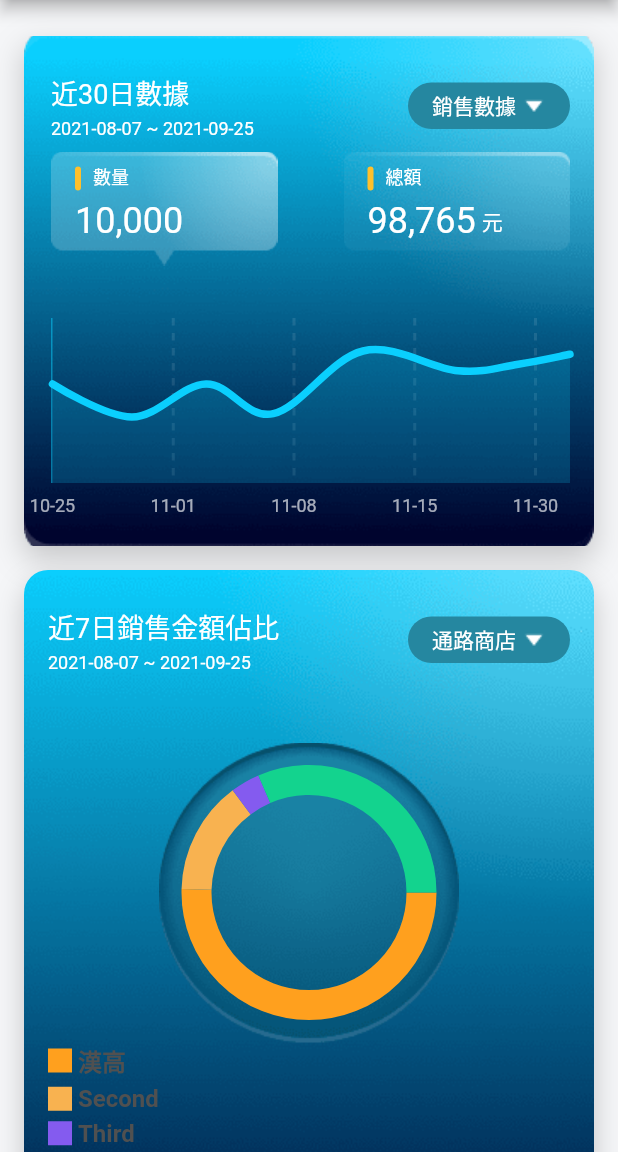
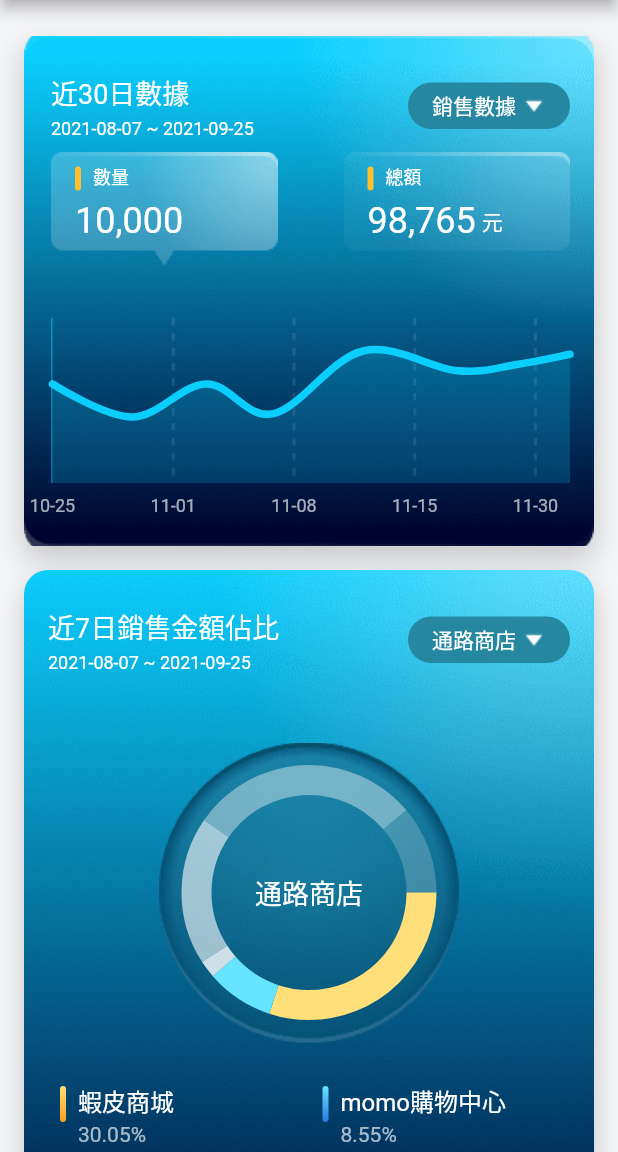
Before and after one commit to allanh/FlutterMyMind, a Flutter app: the screen it shows after launch, on a phone screen of 412 x 824 dp, the part 84-1236 px from its top. Run offline on Flutter 3.47's test engine with Material 2 defaults, Android fonts, the light colour scheme and no system bars; drawn by our look-alikes of fl_chart; our stand-ins replace flutter_clean_architecture, flutter_secure_storage, go_router; Roboto replaces fonts that are missing (PingFangTC-Regular, PingFangTC-Semibold).

Commit message:
feat(home): add a pie chart

```diff
--- a/lib/app/pages/home/home_view.dart
+++ b/lib/app/pages/home/home_view.dart
@@ -1,5 +1,6 @@
 import 'package:flutter/material.dart';
 import 'package:flutter_clean_architecture/flutter_clean_architecture.dart';
+import 'package:my_mind/domain/entities/gross_profit.dart';
 import '../../../data/repositories/data_home_repository.dart';
 
 import '../../widgets/home/gross_profit_pie_chart.dart';
@@ -25,7 +26,7 @@ class _HomePageState extends ViewState<HomePage, HomeController> {
     return ControlledWidgetBuilder<HomeController>(
       builder: (context, controller) {
         if (controller.storeGrossProfits != null) {
-          final storeGrossProfits = controller.storeGrossProfits!;
+          List<GrossProfit> storeGrossProfits = controller.storeGrossProfits!;
 
           return Scaffold(
             key: globalKey,
@@ -39,12 +40,14 @@ class _HomePageState extends ViewState<HomePage, HomeController> {
                 child: SafeArea(
                   child: ListView(
                       //mainAxisAlignment: MainAxisAlignment.spaceEvenly,
-                      children: const [
-                        SizedBox(height: 24),
-                        MonthlyReportChart(),
-                        SizedBox(height: 16),
-                        GrossProfitPieChart(),
-                        SizedBox(height: 24),
+                      children: [
+                        const SizedBox(height: 24),
+                        const MonthlyReportChart(),
+                        const SizedBox(height: 16),
+                        GrossProfitPieChart(
+                          grossProfits: storeGrossProfits,
+                        ),
+                        const SizedBox(height: 24),
                       ]),
                 )),
           );
--- /dev/null
+++ b/lib/app/utils/colors.dart
@@ -0,0 +1,21 @@
+import 'package:flutter/material.dart';
+
+class MyMindColors {
+  /*
+  Hex Opacity Values
+  100% — FF  95% — F2  90% — E6  85% — D9  80% — CC
+  75% — BF  70% — B3  65% — A6  60% — 99  55% — 8C
+  50% — 80  45% — 73  40% — 66  35% — 59  30% — 4D
+  25% — 40  20% — 33  15% — 26  10% — 1A  5% — 0D
+  0% — 00
+  */
+
+  static List<List<Color>> pieChartColors = const [
+    [Color(0xffffdf7a), Color(0xffffa01e)],
+    [Color(0xff66e4ff), Color(0xff277ce4)],
+    [Color(0xccffffff), Color(0xccffffff)],
+    [Color(0x99ffffff), Color(0x99ffffff)],
+    [Color(0x66ffffff), Color(0x66ffffff)],
+    [Color(0x33ffffff), Color(0x33ffffff)],
+  ];
+}
--- a/lib/app/widgets/home/gross_profit_pie_chart.dart
+++ b/lib/app/widgets/home/gross_profit_pie_chart.dart
@@ -1,18 +1,25 @@
 import 'package:fl_chart/fl_chart.dart';
 import 'package:flutter/material.dart';
+import 'package:collection/collection.dart';
+import 'package:my_mind/app/utils/colors.dart';
+import '../../../domain/entities/gross_profit.dart';
 import 'title_widget.dart';
 
 import 'indicator.dart';
 
 class GrossProfitPieChart extends StatefulWidget {
-  const GrossProfitPieChart({Key? key}) : super(key: key);
-
+  const GrossProfitPieChart({Key? key, this.grossProfits}) : super(key: key);
+  final List<GrossProfit>? grossProfits;
   @override
   _GrossProfitPieChartState createState() => _GrossProfitPieChartState();
 }
 
 class _GrossProfitPieChartState extends State<GrossProfitPieChart> {
   int touchedIndex = -1;
+  List<GrossProfit> get _grossProfits =>
+      widget.grossProfits?.take(sectionSize).toList() ?? [];
+
+  final sectionSize = 6;
 
   @override
   Widget build(BuildContext context) {
@@ -20,8 +27,7 @@ class _GrossProfitPieChartState extends State<GrossProfitPieChart> {
         width: 335.0,
         height: 498.0,
         margin: const EdgeInsets.only(right: 16, left: 16),
-        padding:
-            const EdgeInsets.only(right: 16, left: 16, top: 24, bottom: 24),
+        padding: const EdgeInsets.only(right: 16, left: 16, top: 24),
         child: Column(mainAxisAlignment: MainAxisAlignment.start, children: [
           // 標題
           const TitleWidget(
@@ -36,28 +42,17 @@ class _GrossProfitPieChartState extends State<GrossProfitPieChart> {
           Container(
             width: 200,
             height: 200,
-            child: PieChart(
-              PieChartData(
-                  pieTouchData: PieTouchData(
-                      touchCallback: (FlTouchEvent event, pieTouchResponse) {
-                    setState(() {
-                      if (!event.isInterestedForInteractions ||
-                          pieTouchResponse == null ||
-                          pieTouchResponse.touchedSection == null) {
-                        touchedIndex = -1;
-                        return;
-                      }
-                      touchedIndex =
-                          pieTouchResponse.touchedSection!.touchedSectionIndex;
-                    });
-                  }),
-                  borderData: FlBorderData(
-                    show: false,
-                  ),
-                  sectionsSpace: 0,
-                  centerSpaceRadius: 65,
-                  sections: showingSections()),
-            ),
+            child: Stack(children: [
+              _grossProfitWidget(_grossProfits),
+              const Center(
+                child: Text('通路商店',
+                    style: TextStyle(
+                      fontFamily: 'PingFangTC-Semibold',
+                      color: Color.fromRGBO(255, 255, 255, 1),
+                      fontSize: 18,
+                    )),
+              )
+            ]),
             decoration: const BoxDecoration(
               borderRadius: BorderRadius.all(Radius.circular(16)),
               image: DecorationImage(
@@ -66,44 +61,12 @@ class _GrossProfitPieChartState extends State<GrossProfitPieChart> {
             ),
           ),
 
-          Column(
-            mainAxisSize: MainAxisSize.max,
-            mainAxisAlignment: MainAxisAlignment.end,
-            crossAxisAlignment: CrossAxisAlignment.start,
-            children: const <Widget>[
-              Indicator(
-                color: Color(0xffffa01e),
-                text: '漢高',
-                isSquare: true,
-              ),
-              SizedBox(
-                height: 4,
-              ),
-              Indicator(
-                color: Color(0xfff8b250),
-                text: 'Second',
-                isSquare: true,
-              ),
-              SizedBox(
-                height: 4,
-              ),
-              Indicator(
-                color: Color(0xff845bef),
-                text: 'Third',
-                isSquare: true,
-              ),
-              SizedBox(
-                height: 4,
-              ),
-              Indicator(
-                color: Color(0xff13d38e),
-                text: 'Fourth',
-                isSquare: true,
-              ),
-              SizedBox(
-                height: 18,
-              ),
-            ],
+          const SizedBox(height: 24),
+          SizedBox(
+            height: 150,
+            child: Padding(
+                padding: const EdgeInsets.only(left: 8),
+                child: _storeGridView(_grossProfits)),
           ),
         ]),
         decoration: const BoxDecoration(
@@ -120,63 +83,67 @@ class _GrossProfitPieChartState extends State<GrossProfitPieChart> {
             ]));
   }
 
-  List<PieChartSectionData> showingSections() {
-    return List.generate(4, (i) {
-      final isTouched = i == touchedIndex;
-      final fontSize = isTouched ? 25.0 : 16.0;
-      final radius = isTouched ? 30.0 : 20.0;
-      switch (i) {
-        case 0:
-          return PieChartSectionData(
-            color: const Color(0xffffa01e),
-            value: 30.05,
-            title: '30.05%',
-            radius: radius,
-            showTitle: false,
-            titleStyle: TextStyle(
-                fontSize: fontSize,
-                fontWeight: FontWeight.bold,
-                color: const Color(0xffffffff)),
-          );
-        case 1:
-          return PieChartSectionData(
-            color: const Color(0xfff8b250),
-            value: 8.55,
-            title: '8.55%',
-            radius: radius,
-            showTitle: false,
-            titleStyle: TextStyle(
-                fontSize: fontSize,
-                fontWeight: FontWeight.bold,
-                color: const Color(0xffffffff)),
-          );
-        case 2:
-          return PieChartSectionData(
-            color: const Color(0xff845bef),
-            value: 2.21,
-            title: '2.21%',
-            radius: radius,
-            showTitle: false,
-            titleStyle: TextStyle(
-                fontSize: fontSize,
-                fontWeight: FontWeight.bold,
-                color: const Color(0xffffffff)),
-          );
-        case 3:
-          return PieChartSectionData(
-            color: const Color(0xff13d38e),
-            value: 18.77,
-            title: '18.77%',
-            radius: radius,
-            showTitle: false,
-            titleStyle: TextStyle(
-                fontSize: fontSize,
-                fontWeight: FontWeight.bold,
-                color: const Color(0xffffffff)),
-          );
-        default:
-          throw Error();
-      }
+  Widget _storeGridView(List<GrossProfit> list) => (list.isNotEmpty)
+      ? GridView.builder(
+          gridDelegate: const SliverGridDelegateWithFixedCrossAxisCount(
+            crossAxisCount: 2,
+            crossAxisSpacing: 10,
+            mainAxisExtent: 45,
+          ),
+          shrinkWrap: true,
+          physics: const NeverScrollableScrollPhysics(),
+          itemCount: sectionSize,
+          itemBuilder: (BuildContext context, int index) {
+            return Indicator(
+              colors: MyMindColors.pieChartColors[index],
+              name: list[index].name,
+              value: list[index].value,
+              isSquare: true,
+            );
+          },
+        )
+      : const Text('empty');
+
+  Widget _grossProfitWidget(List<GrossProfit> list) => (list.isNotEmpty)
+      ? PieChart(
+          PieChartData(
+              pieTouchData: PieTouchData(
+                  touchCallback: (FlTouchEvent event, pieTouchResponse) {
+                setState(() {
+                  if (!event.isInterestedForInteractions ||
+                      pieTouchResponse == null ||
+                      pieTouchResponse.touchedSection == null) {
+                    touchedIndex = -1;
+                    return;
+                  }
+                  touchedIndex =
+                      pieTouchResponse.touchedSection!.touchedSectionIndex;
+                });
+              }),
+              borderData: FlBorderData(
+                show: false,
+              ),
+              sectionsSpace: 0,
+              centerSpaceRadius: 65,
+              sections: _pieSections(list)),
+        )
+      : const Text('empty');
+
+  List<PieChartSectionData> _pieSections(List<GrossProfit> list) {
+    List<PieChartSectionData> datas = [];
+    const radius = 20.0;
+
+    list.take(6).forEachIndexed((index, element) {
+      //final isTouched = index == touchedIndex;
+      //final fontSize = isTouched ? 25.0 : 16.0;
+      //final radius = isTouched ? 30.0 : 20.0;
+      datas.add(PieChartSectionData(
+        color: MyMindColors.pieChartColors[index].first,
+        value: element.value,
+        radius: radius,
+        showTitle: false,
+      ));
     });
+    return datas;
   }
 }
--- a/lib/app/widgets/home/indicator.dart
+++ b/lib/app/widgets/home/indicator.dart
@@ -1,42 +1,58 @@
 import 'package:flutter/material.dart';
 
 class Indicator extends StatelessWidget {
-  final Color color;
-  final String text;
+  final List<Color> colors;
+  final String name;
+  final double value;
   final bool isSquare;
-  final double size;
-  final Color textColor;
 
   const Indicator({
     Key? key,
-    required this.color,
-    required this.text,
+    required this.colors,
+    required this.name,
+    required this.value,
     required this.isSquare,
-    this.size = 16,
-    this.textColor = const Color(0xff505050),
   }) : super(key: key);
 
   @override
   Widget build(BuildContext context) {
-    return Row(
-      children: <Widget>[
+    return Column(crossAxisAlignment: CrossAxisAlignment.start, children: [
+      Row(
+        children: [
           Container(
-          width: size,
-          height: size,
+            width: 4,
+            height: 24,
+            margin: const EdgeInsets.only(top: 5),
             decoration: BoxDecoration(
                 shape: isSquare ? BoxShape.rectangle : BoxShape.circle,
-            color: color,
-          ),
+                borderRadius: const BorderRadius.all(Radius.circular(2)),
+                gradient: LinearGradient(
+                  colors: colors,
+                  begin: Alignment.topCenter,
+                  end: Alignment.bottomCenter,
+                )),
           ),
           const SizedBox(
-          width: 4,
+            width: 8,
           ),
           Text(
-          text,
-          style: TextStyle(
-              fontSize: 16, fontWeight: FontWeight.bold, color: textColor),
+            name,
+            style: const TextStyle(
+                fontFamily: 'PingFangTC-Semibold',
+                fontSize: 16,
+                color: Colors.white),
           )
         ],
-    );
+      ),
+      Padding(
+          padding: const EdgeInsets.only(left: 12),
+          child: Text(
+            '${value.toString()}%',
+            style: TextStyle(
+                fontFamily: 'PingFangTC-Regular',
+                fontSize: 14,
+                color: Colors.white.withOpacity(0.65)),
+          ))
+    ]);
   }
 }
```
Lines whose indentation alone changed are shown as unchanged.
